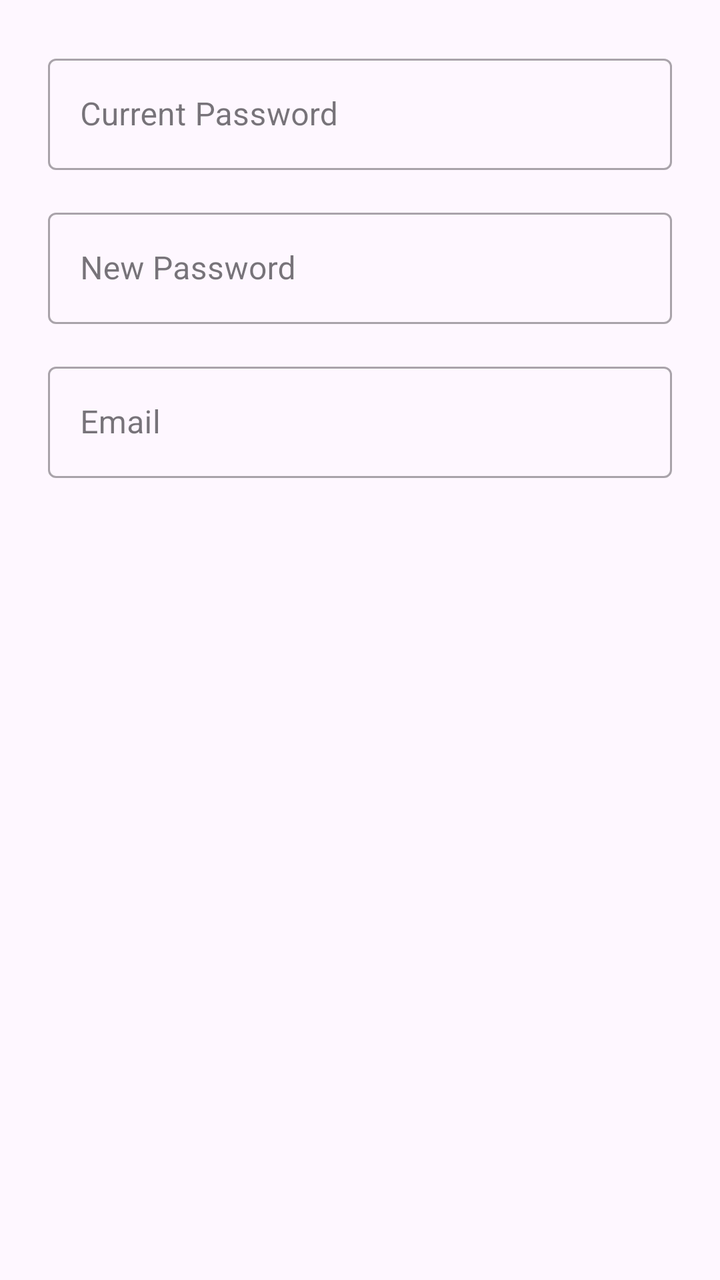
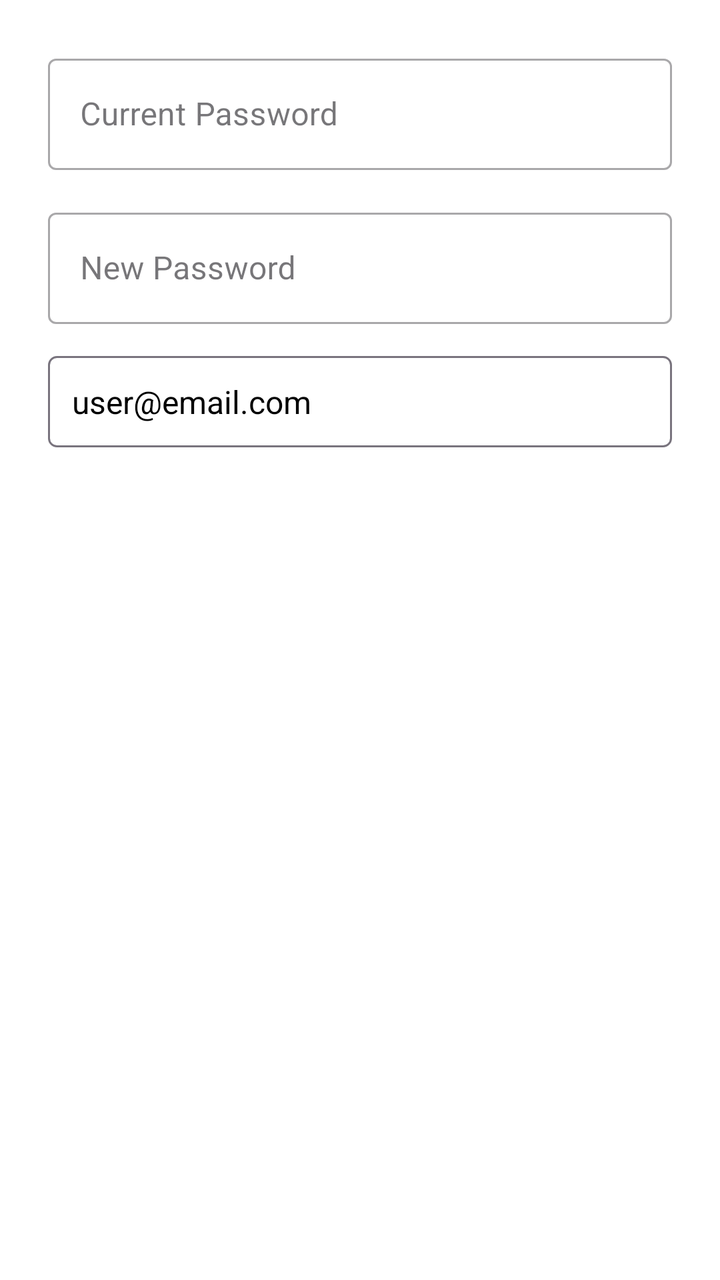

An Android layout rendered at two revisions. The XML below is the earlier revision; the diff shows what the commit changed to produce the second picture.
<!-- AndroidManifest.xml: application theme Theme.MyVisionMate -->
<!-- res/layout/dialog_change_password.xml -->
<?xml version="1.0" encoding="utf-8"?>
<LinearLayout xmlns:android="http://schemas.android.com/apk/res/android"
    android:layout_width="match_parent"
    android:layout_height="wrap_content"
    android:orientation="vertical"
    android:padding="24dp">

    <com.google.android.material.textfield.TextInputLayout
        android:layout_width="match_parent"
        android:layout_height="wrap_content"
        android:hint="Current Password"
        style="@style/Widget.MaterialComponents.TextInputLayout.OutlinedBox">

        <com.google.android.material.textfield.TextInputEditText
            android:id="@+id/etCurrentPassword"
            android:layout_width="match_parent"
            android:layout_height="wrap_content"
            android:inputType="textPassword"/>

    </com.google.android.material.textfield.TextInputLayout>

    <com.google.android.material.textfield.TextInputLayout
        android:layout_width="match_parent"
        android:layout_height="wrap_content"
        android:layout_marginTop="16dp"
        android:hint="New Password"
        style="@style/Widget.MaterialComponents.TextInputLayout.OutlinedBox">

        <com.google.android.material.textfield.TextInputEditText
            android:id="@+id/etNewPassword"
            android:layout_width="match_parent"
            android:layout_height="wrap_content"
            android:inputType="textPassword"/>

    </com.google.android.material.textfield.TextInputLayout>

    <com.google.android.material.textfield.TextInputLayout
        android:layout_width="match_parent"
        android:layout_height="wrap_content"
        android:layout_marginTop="16dp"
        android:hint="Email"
        style="@style/Widget.MaterialComponents.TextInputLayout.OutlinedBox">

        <com.google.android.material.textfield.TextInputEditText
            android:id="@+id/etEmail"
            android:layout_width="match_parent"
            android:layout_height="wrap_content"
            android:inputType="text"/>

    </com.google.android.material.textfield.TextInputLayout>

</LinearLayout>
<!-- resources referenced by this layout -->
<resources>
  <style name="Theme.MyVisionMate" parent="Base.Theme.MyVisionMate" />
  <style name="Base.Theme.MyVisionMate" parent="Theme.Material3.DayNight.NoActionBar">
          
          
      </style>
</resources>

<!-- the commit's change to res/layout/dialog_change_password.xml (unified diff, before → after) -->
@@ -3,6 +3,7 @@
     android:layout_width="match_parent"
     android:layout_height="wrap_content"
     android:orientation="vertical"
+    android:background="#FFFFFF"
     android:padding="24dp">
 
     <com.google.android.material.textfield.TextInputLayout
@@ -34,19 +35,16 @@
 
     </com.google.android.material.textfield.TextInputLayout>
 
-    <com.google.android.material.textfield.TextInputLayout
+    <TextView
+        android:id="@+id/tvEmail"
         android:layout_width="match_parent"
         android:layout_height="wrap_content"
         android:layout_marginTop="16dp"
-        android:hint="Email"
-        style="@style/Widget.MaterialComponents.TextInputLayout.OutlinedBox">
-
-        <com.google.android.material.textfield.TextInputEditText
-            android:id="@+id/etEmail"
-            android:layout_width="match_parent"
-            android:layout_height="wrap_content"
-            android:inputType="text"/>
-
-    </com.google.android.material.textfield.TextInputLayout>
+        android:text="user@email.com"
+        android:textSize="16sp"
+        android:textColor="@android:color/black"
+        android:padding="12dp"
+        android:background="@drawable/bg_outline"
+        android:contentDescription="User email" />
 
 </LinearLayout>
<!-- resource entries referenced after the edit -->
@@ -1,5 +1,13 @@
 <!-- resources referenced by this layout -->
 <resources>
+  <!-- drawable bg_outline (drawable) -->
+  <shape xmlns:android="http://schemas.android.com/apk/res/android">
+      <solid android:color="@android:color/transparent"/>
+      <stroke
+          android:width="1dp"
+          android:color="?attr/colorOutline"/>
+      <corners android:radius="4dp"/>
+  </shape>
   <style name="Theme.MyVisionMate" parent="Base.Theme.MyVisionMate" />
   <style name="Base.Theme.MyVisionMate" parent="Theme.Material3.DayNight.NoActionBar">
           
